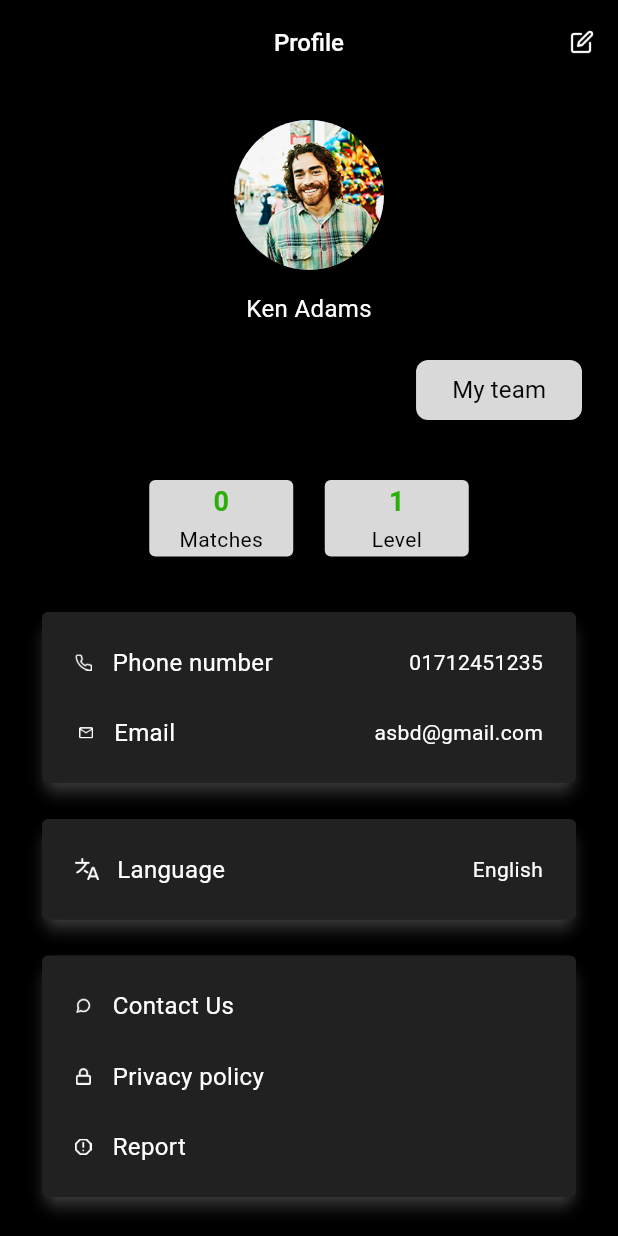
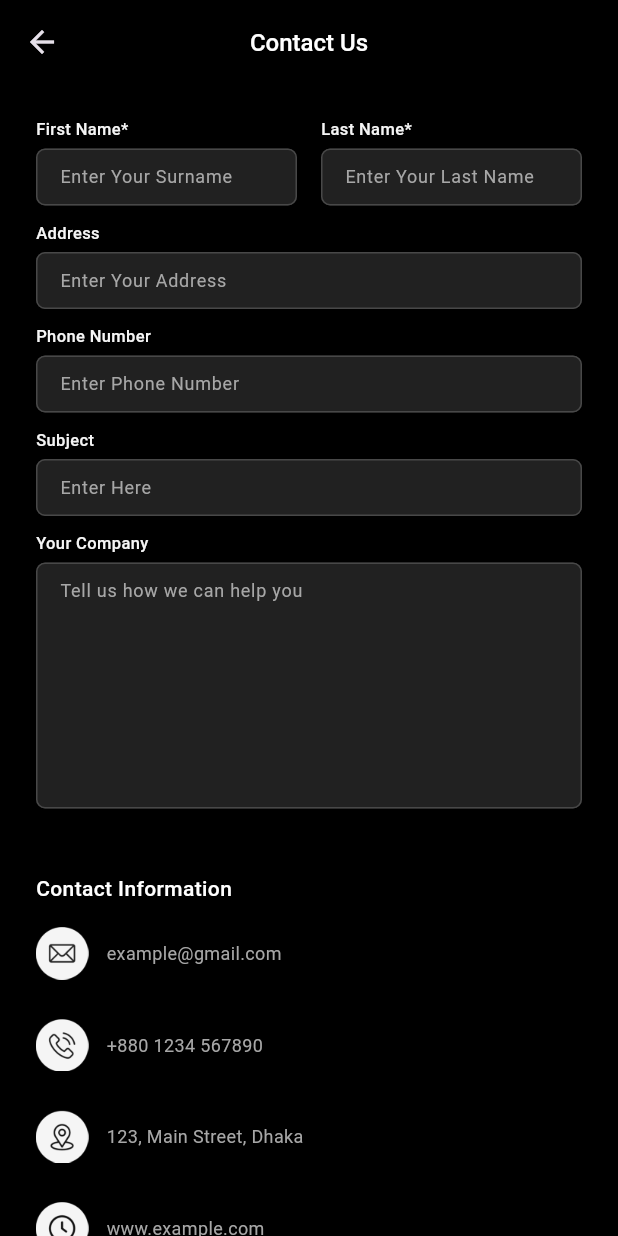
Before and after one commit to Sristy72/central-padel-league-user, a Flutter app: the screen it shows after launch, after a tap on "Contact Us", on a phone screen of 412 x 824 dp. Run offline on Flutter 3.47's test engine with Material 3 defaults, Android fonts, the phone set to English and light mode, and no system bars; our stand-ins replace connectivity_plus, dartz, dio, equatable, flutter_secure_storage, get and 4 more; missing offline and left inert: flutx_core; accounts and stored records are empty.

Commit message:
complete all the screens designs ( profile_info_screen, editProfile screen, profile report screen)

```diff
--- a/lib/features/team_members_profile/models/team_member_model.dart
+++ b/lib/features/team_members_profile/models/team_member_model.dart
@@ -1,3 +1,5 @@
+import 'edit_profile_model.dart';
+
 class TeamMemberModel {
   final String id;
   final String name;
--- /dev/null
+++ b/lib/features/team_members_profile/presentation/screens/profile_contactus_screen.dart
@@ -0,0 +1,262 @@
+import 'package:flutter/material.dart';
+import '../../models/edit_profile_model.dart';
+
+class ProfileContactUsScreen extends StatelessWidget {
+  final EditProfileModel member;
+
+  const ProfileContactUsScreen({super.key, required this.member});
+
+  @override
+  Widget build(BuildContext context) {
+    return Scaffold(
+      backgroundColor: Colors.black,
+      appBar: AppBar(
+        backgroundColor: Colors.black,
+        elevation: 0,
+        title: const Text(
+          "Contact Us",
+          style: TextStyle(
+            color: Colors.white,
+            fontWeight: FontWeight.w500,
+            fontSize: 16,
+          ),
+        ),
+        centerTitle: true,
+      ),
+      body: SafeArea(
+        child: SingleChildScrollView(
+          padding: const EdgeInsets.only(top: 22, left: 24, right: 24, bottom: 24),
+          child: Column(
+            children: [
+              // First + Last Name
+              Row(
+                children: [
+                  Expanded(
+                    child: _buildTextField(
+                      label: "First Name*",
+                      hintText: "Enter Your Surname",
+                    ),
+                  ),
+                  const SizedBox(width: 16),
+                  Expanded(
+                    child: _buildTextField(
+                      label: "Last Name*",
+                      hintText: "Enter Your Last Name",
+                    ),
+                  ),
+                ],
+              ),
+              const SizedBox(height: 10),
+
+              // Address
+              _buildTextField(
+                label: "Address",
+                hintText: "Enter Your Address",
+              ),
+              const SizedBox(height: 10),
+
+              // Phone
+              _buildTextField(
+                label: "Phone Number",
+                hintText: "Enter Phone Number",
+              ),
+              const SizedBox(height: 10),
+
+              // Subject
+              _buildTextField(
+                label: "Subject",
+                hintText: "Enter Here",
+              ),
+              const SizedBox(height: 10),
+
+              // Your Company (large height)
+              _buildTextField(
+                label: "Your Company",
+                hintText: "Tell us how we can help you",
+                maxLines: 8,
+              ),
+              const SizedBox(height: 43),
+
+              Container(
+                child: Column(
+                  crossAxisAlignment: CrossAxisAlignment.start,
+                  children: [
+                    const Text(
+                      'Contact Information',
+                      style: TextStyle(
+                        color: Colors.white,
+                        fontSize: 14,
+                        fontWeight: FontWeight.w500,
+                      ),
+                    ),
+                    const SizedBox(height: 16),
+
+                    // Email
+                    Row(
+                      children: [
+                        Image.asset(
+                          "assets/icons/contactus_mail.png",
+                          width: 35,
+                          height: 35,
+
+                        ),
+                        const SizedBox(width: 12),
+                        const Text(
+                          'example@gmail.com',
+                          style: TextStyle(
+                            color: Color(0xFFA7A7A7), // আগের hintText এর রঙ
+                            fontSize: 12,
+                            fontWeight: FontWeight.w400,
+                          ),
+                        ),
+                      ],
+                    ),
+                    const SizedBox(height: 26),
+
+                    // Phone
+                    Row(
+                      children: [
+                        Image.asset(
+                          "assets/icons/contactus_phone.png",
+                          width: 35,
+                          height: 35,
+
+                        ),
+                        const SizedBox(width: 12),
+                        const Text(
+                          '+880 1234 567890',
+                          style: TextStyle(
+                            color: Color(0xFFA7A7A7),
+                            fontSize: 12,
+                            fontWeight: FontWeight.w400,
+                          ),
+                        ),
+                      ],
+                    ),
+                    const SizedBox(height: 26),
+
+                    // Address
+                    Row(
+                      children: [
+                        Image.asset(
+                          "assets/icons/contactus_location.png",
+                          width: 35,
+                          height: 35,
+                        ),
+                        const SizedBox(width: 12),
+                        const Text(
+                          '123, Main Street, Dhaka',
+                          style: TextStyle(
+                            color: Color(0xFFA7A7A7),
+                            fontSize: 12,
+                            fontWeight: FontWeight.w400,
+                          ),
+                        ),
+                      ],
+                    ),
+                    const SizedBox(height: 26),
+
+                    // Time
+                    Row(
+                      children: [
+                        Image.asset(
+                          "assets/icons/contactus_clock.png",
+                          width: 35,
+                          height: 35,
+
+                        ),
+                        const SizedBox(width: 12),
+                        const Text(
+                          'www.example.com',
+                          style: TextStyle(
+                            color: Color(0xFFA7A7A7),
+                            fontSize: 12,
+                            fontWeight: FontWeight.w400,
+                          ),
+                        ),
+                      ],
+                    ),
+                    const SizedBox(height: 26),
+
+                  ],
+                ),
+              ),
+
+
+
+              const SizedBox(height: 43),
+
+              // Submit Button
+              Align(
+                alignment: Alignment.center,
+                child: SizedBox(
+                  height: 39,
+                  width: 342,
+                  child: ElevatedButton(
+                    style: ElevatedButton.styleFrom(
+                      backgroundColor: const Color(0xFF2B7FD0),
+                      padding: const EdgeInsets.symmetric(horizontal: 32, vertical: 10),
+                      shape: RoundedRectangleBorder(
+                        borderRadius: BorderRadius.circular(8),
+                      ),
+                    ),
+                    onPressed: () {},
+                    child: const Text(
+                      "Sent Message",
+                      style: TextStyle(
+                        color: Colors.white,
+                        fontWeight: FontWeight.w500,
+                      ),
+                    ),
+                  ),
+                ),
+              ),
+            ],
+          ),
+        ),
+      ),
+    );
+  }
+
+  // Reusable TextField Builder
+  Widget _buildTextField({
+    required String label,
+    required String hintText,
+    int maxLines = 1,
+  }) {
+    return Column(
+      crossAxisAlignment: CrossAxisAlignment.start,
+      children: [
+        Text(
+          label,
+          style: const TextStyle(
+            color: Color(0xFFF5F5F5),
+            fontSize: 11,
+            fontWeight: FontWeight.w500,
+          ),
+        ),
+        const SizedBox(height: 5),
+        TextFormField(
+          style: const TextStyle(color: Color(0xFFA7A7A7), fontSize: 12, fontWeight: FontWeight.w400),
+          maxLines: maxLines,
+          decoration: InputDecoration(
+            hintText: hintText,
+            hintStyle: const TextStyle(color: Color(0xFFA7A7A7), fontSize: 12),
+            isDense: true,
+            contentPadding: const EdgeInsets.symmetric(horizontal: 12, vertical: 10),
+            enabledBorder: OutlineInputBorder(
+              borderSide: const BorderSide(color: Color(0xFF484848)),
+              borderRadius: BorderRadius.circular(6),
+            ),
+            focusedBorder: OutlineInputBorder(
+              borderSide: const BorderSide(color: Colors.white),
+              borderRadius: BorderRadius.circular(6),
+            ),
+            fillColor: Colors.grey[900],
+            filled: true,
+          ),
+        ),
+      ],
+    );
+  }
+}
--- a/lib/features/team_members_profile/presentation/screens/profile_info_screen.dart
+++ b/lib/features/team_members_profile/presentation/screens/profile_info_screen.dart
@@ -2,6 +2,8 @@ import 'package:flutter/material.dart';
 import 'package:get/get.dart';
 import 'package:get/get_core/src/get_main.dart';
 import 'package:karlfive/features/team_members_profile/presentation/screens/edit_profile_info.dart';
+import 'package:karlfive/features/team_members_profile/presentation/screens/profile_contactus_screen.dart';
+import 'package:karlfive/features/team_members_profile/presentation/screens/profile_report_screen.dart';
 import '../../models/edit_profile_model.dart';
 import '../../models/team_member_model.dart';
 
@@ -223,7 +225,22 @@ class ProfileInfoScreen extends StatelessWidget {
                     mainAxisSize: MainAxisSize.min,
                     children: [
                       InkWell(
-                        onTap: () {},
+                        onTap: () {
+                          // dummy data for contactUs
+                          final editProfile = EditProfileModel(
+                            firstName: member.name.split(" ").first,
+                            lastName: member.name.contains(" ")
+                                ? member.name.split(" ").last
+                                : "",
+                            email: "test@gmail.com",
+                            phone: "01700000000",
+                            birthday: "2000-01-01",
+                            gender: "Male",
+                            imageUrl: member.imageUrl,
+                          );
+                          Get.to(() => ProfileContactUsScreen(member: editProfile));
+
+                        },
                         child: Row(
                           mainAxisAlignment: MainAxisAlignment.start,
                           children: [
@@ -263,7 +280,9 @@ class ProfileInfoScreen extends StatelessWidget {
                       ),
                       const SizedBox(height: 24),
                       InkWell(
-                        onTap: () {},
+                        onTap: () {
+                          Get.to(() => const ProfileReportScreen());
+                        },
                         child: Row(
                           mainAxisAlignment: MainAxisAlignment.start,
                           children: [
--- a/pubspec.yaml
+++ b/pubspec.yaml
@@ -21,6 +21,8 @@ dependencies:
   # UI
   google_fonts: ^6.3.1
   flutx_core: ^1.1.0+1
+  image_picker: ^1.1.1
+
 
   # Api and cache
   dio: ^5.9.0
```
Also changed, not shown: lib/features/team_members_profile/presentation/screens/edit_profile_info.dart (+18 -13 lines), lib/features/team_members_profile/presentation/screens/profile_report_screen.dart (added, +165 -0 lines), assets/icons/contact_location.png (renamed from assets/icons/contact_locatin.png), assets/icons/contactus_clock.png (added), assets/icons/contactus_location.png (added), assets/icons/contactus_mail.png (added), assets/icons/contactus_phone.png (added), pubspec.lock.
